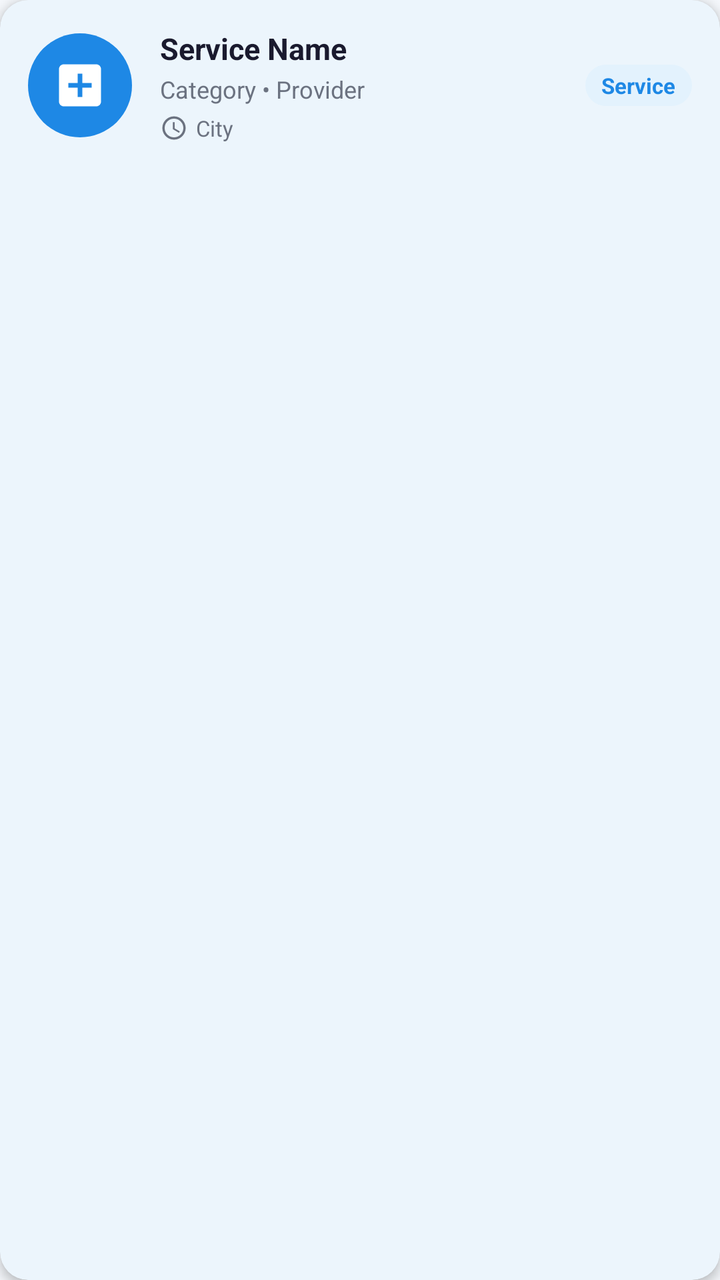
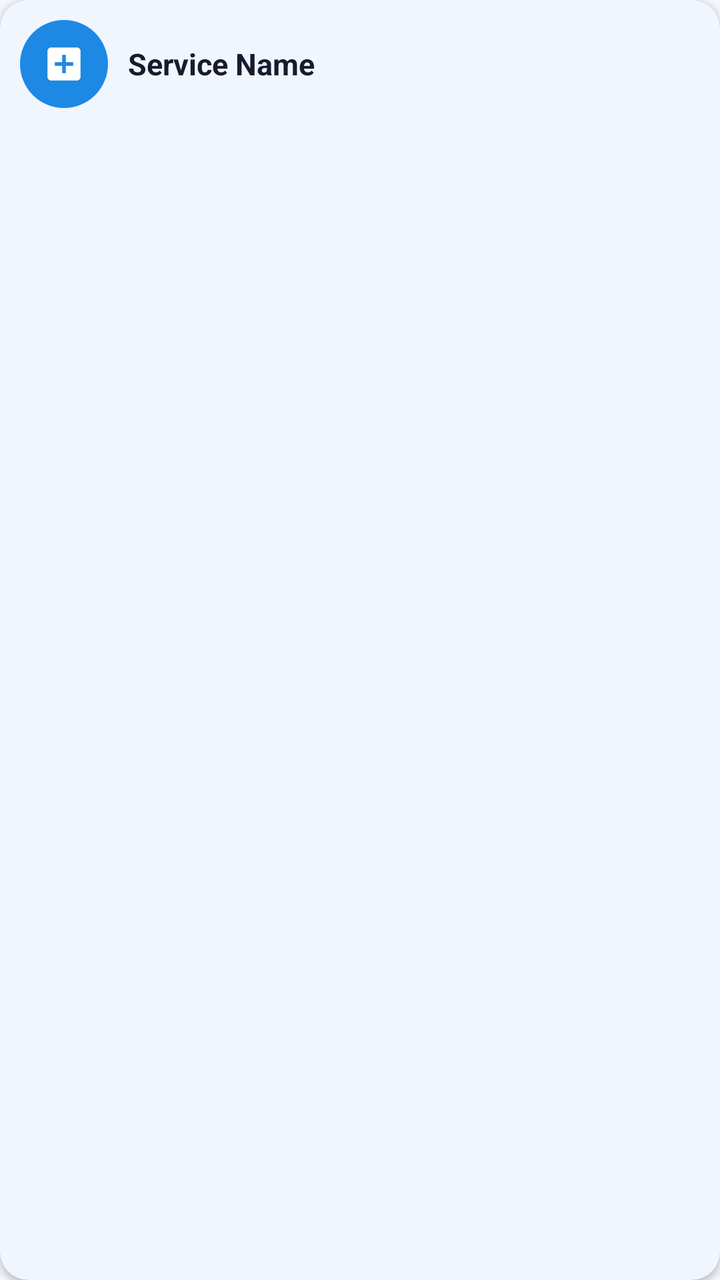

Compare the two renders of this Android layout. The source of the first and the diff that turns it into the second are given below.
<!-- AndroidManifest.xml: application theme Theme.QuickFix -->
<!-- res/layout/item_search_result.xml -->
<?xml version="1.0" encoding="utf-8"?>
<com.google.android.material.card.MaterialCardView
    xmlns:android="http://schemas.android.com/apk/res/android"
    xmlns:app="http://schemas.android.com/apk/res-auto"
    android:layout_width="match_parent"
    android:layout_height="wrap_content"
    android:layout_marginStart="16dp"
    android:layout_marginEnd="16dp"
    android:layout_marginBottom="10dp"
    app:cardCornerRadius="14dp"
    app:cardElevation="3dp"
    app:strokeWidth="0dp"
    android:clickable="true"
    android:focusable="true">

    <LinearLayout
        android:layout_width="match_parent"
        android:layout_height="wrap_content"
        android:orientation="horizontal"
        android:gravity="center_vertical"
        android:padding="14dp">

        
        <FrameLayout
            android:layout_width="52dp"
            android:layout_height="52dp"
            android:background="@drawable/bg_category_blue">
            <ImageView
                android:id="@+id/ivResultIcon"
                android:layout_width="28dp"
                android:layout_height="28dp"
                android:layout_gravity="center"
                android:src="@drawable/ic_book_service"
                android:contentDescription="Service" />
        </FrameLayout>

        
        <LinearLayout
            android:layout_width="0dp"
            android:layout_height="wrap_content"
            android:layout_weight="1"
            android:orientation="vertical"
            android:layout_marginStart="14dp">

            <TextView
                android:id="@+id/tvResultName"
                android:layout_width="wrap_content"
                android:layout_height="wrap_content"
                android:text="Service Name"
                android:textColor="@color/text_primary"
                android:textSize="15sp"
                android:textStyle="bold" />

            <ImageView
                android:id="@+id/ivResultVerified"
                android:layout_width="14dp"
                android:layout_height="14dp"
                android:layout_marginTop="2dp"
                android:src="@drawable/ic_check"
                app:tint="@color/primary"
                android:visibility="gone"
                android:contentDescription="Verified" />

            <TextView
                android:id="@+id/tvResultSubtitle"
                android:layout_width="wrap_content"
                android:layout_height="wrap_content"
                android:layout_marginTop="2dp"
                android:text="Category • Provider"
                android:textColor="@color/text_secondary"
                android:textSize="12sp" />

            <LinearLayout
                android:layout_width="wrap_content"
                android:layout_height="wrap_content"
                android:layout_marginTop="4dp"
                android:gravity="center_vertical"
                android:orientation="horizontal">

                <ImageView
                    android:layout_width="14dp"
                    android:layout_height="14dp"
                    android:src="@drawable/ic_location"
                    app:tint="@color/text_secondary"
                    android:contentDescription="City" />

                <TextView
                    android:id="@+id/tvResultCity"
                    android:layout_width="wrap_content"
                    android:layout_height="wrap_content"
                    android:layout_marginStart="4dp"
                    android:text="City"
                    android:textColor="@color/text_secondary"
                    android:textSize="11sp" />

                <TextView
                    android:id="@+id/tvResultRating"
                    android:layout_width="wrap_content"
                    android:layout_height="wrap_content"
                    android:layout_marginStart="10dp"
                    android:text="4.5"
                    android:textColor="@color/text_secondary"
                    android:textSize="11sp"
                    android:visibility="gone" />

                <TextView
                    android:id="@+id/tvResultDistance"
                    android:layout_width="wrap_content"
                    android:layout_height="wrap_content"
                    android:layout_marginStart="10dp"
                    android:text="2.1 km"
                    android:textColor="@color/text_secondary"
                    android:textSize="11sp"
                    android:visibility="gone" />
            </LinearLayout>

            <TextView
                android:id="@+id/tvResultAvailability"
                android:layout_width="wrap_content"
                android:layout_height="wrap_content"
                android:layout_marginTop="3dp"
                android:text="Available"
                android:textColor="@color/primary"
                android:textSize="11sp"
                android:textStyle="bold"
                android:visibility="gone" />

            <TextView
                android:id="@+id/tvResultPrice"
                android:layout_width="wrap_content"
                android:layout_height="wrap_content"
                android:layout_marginTop="3dp"
                android:text="₹0"
                android:textColor="@color/accent_orange"
                android:textSize="11sp"
                android:textStyle="bold"
                android:visibility="gone" />
        </LinearLayout>

        
        <TextView
            android:id="@+id/tvResultType"
            android:layout_width="wrap_content"
            android:layout_height="wrap_content"
            android:background="@drawable/bg_role_badge_user"
            android:paddingStart="8dp"
            android:paddingEnd="8dp"
            android:paddingTop="3dp"
            android:paddingBottom="3dp"
            android:text="Service"
            android:textColor="@color/primary"
            android:textSize="11sp"
            android:textStyle="bold" />

    </LinearLayout>

</com.google.android.material.card.MaterialCardView>
<!-- resources referenced by this layout -->
<resources>
  <color name="accent_orange">#FF7043</color>
  <color name="primary">#1E88E5</color>
  <color name="text_primary">#1A1A2E</color>
  <color name="text_secondary">#6B7280</color>
  <!-- drawable bg_category_blue (drawable) -->
  <?xml version="1.0" encoding="utf-8"?>
  <shape xmlns:android="http://schemas.android.com/apk/res/android"
      android:shape="oval">
      <solid android:color="@color/primary" />
  </shape>
  <!-- drawable bg_role_badge_user (drawable) -->
  <?xml version="1.0" encoding="utf-8"?>
  <shape xmlns:android="http://schemas.android.com/apk/res/android"
      android:shape="rectangle">
      <solid android:color="#E3F2FD" />
      <corners android:radius="20dp" />
  </shape>
  <!-- drawable ic_book_service (drawable) -->
  <vector xmlns:android="http://schemas.android.com/apk/res/android"
      android:width="28dp"
      android:height="28dp"
      android:viewportWidth="24"
      android:viewportHeight="24">
      <path android:fillColor="#FFFFFF"
          android:pathData="M19,3H5C3.9,3 3,3.9 3,5v14c0,1.1 0.9,2 2,2h14c1.1,0 2,-0.9 2,-2V5C21,3.9 20.1,3 19,3zM17,13h-4v4h-2v-4H7v-2h4V7h2v4h4V13z"/>
  </vector>
  <!-- drawable ic_check (drawable) -->
  <vector xmlns:android="http://schemas.android.com/apk/res/android"
      android:width="24dp"
      android:height="24dp"
      android:viewportWidth="24"
      android:viewportHeight="24">
      <path
          android:fillColor="#FFFFFF"
          android:pathData="M9,16.17L4.83,12l-1.42,1.41L9,19 21,7l-1.41,-1.41z"/>
  </vector>
  <!-- drawable ic_location (drawable) -->
  <?xml version="1.0" encoding="utf-8"?>
  <vector xmlns:android="http://schemas.android.com/apk/res/android"
      android:width="24dp"
      android:height="24dp"
      android:viewportWidth="24"
      android:viewportHeight="24">
      <path
          android:fillColor="#666666"
          android:pathData="M12,2C6.48,2 2,6.48 2,12s4.48,10 10,10 10,-4.48 10,-10S17.52,2 12,2zM12,20c-4.42,0 -8,-3.58 -8,-8s3.58,-8 8,-8 8,3.58 8,8 -3.58,8 -8,8zM12.5,7H11v6l5.25,3.15 0.75,-1.23 -4.5,-2.67z"/>
  </vector>
  <style name="Theme.QuickFix" parent="Base.Theme.QuickFix" />
  <color name="primary_dark">#1565C0</color>
  <color name="accent_green">#43A047</color>
  <color name="screen_background">#F4F7FB</color>
  <color name="card_bg">#FFFFFF</color>
  <color name="surface_variant">#F5F7FA</color>
  <color name="divider">#E5E7EB</color>
  <style name="Theme.QuickFix.AdminDialog" parent="ThemeOverlay.Material3.MaterialAlertDialog">
          <item name="colorSurface">@color/card_bg</item>
          <item name="colorOnSurface">@color/text_primary</item>
          <item name="colorOutline">@color/divider</item>
      </style>
  <style name="Theme.QuickFix.BottomSheet" parent="ThemeOverlay.Material3.BottomSheetDialog">
          <item name="colorSurface">@color/card_bg</item>
          <item name="colorOnSurface">@color/text_primary</item>
          <item name="android:colorBackground">@color/card_bg</item>
      </style>
  <style name="Widget.QuickFix.Button" parent="Widget.Material3.Button">
          <item name="backgroundTint">@color/primary</item>
          <item name="android:textColor">@color/white</item>
      </style>
  <style name="Widget.QuickFix.Chip.Filter" parent="Widget.Material3.Chip.Filter">
          <item name="chipBackgroundColor">@color/surface_variant</item>
          <item name="android:textColor">@color/text_primary</item>
          <item name="checkedIconTint">@color/primary</item>
      </style>
  <color name="white">#FFFFFFFF</color>
  <color name="input_background">#FFFFFF</color>
  <color name="input_stroke">#1E88E5</color>
  <color name="error_red">#D32F2F</color>
  <color name="input_hint">#6B7280</color>
  <color name="input_icon">#455A64</color>
  <!-- unchanged entries left out for length: 2 -->
</resources>

<!-- the commit's change to res/layout/item_search_result.xml (unified diff, before → after) -->
@@ -6,9 +6,9 @@
     android:layout_height="wrap_content"
     android:layout_marginStart="16dp"
     android:layout_marginEnd="16dp"
-    android:layout_marginBottom="10dp"
+    android:layout_marginBottom="8dp"
     app:cardCornerRadius="14dp"
-    app:cardElevation="3dp"
+    app:cardElevation="2dp"
     app:strokeWidth="0dp"
     android:clickable="true"
     android:focusable="true">
@@ -18,17 +18,18 @@
         android:layout_height="wrap_content"
         android:orientation="horizontal"
         android:gravity="center_vertical"
-        android:padding="14dp">
+        android:minHeight="64dp"
+        android:padding="10dp">
 
         
         <FrameLayout
-            android:layout_width="52dp"
-            android:layout_height="52dp"
+            android:layout_width="44dp"
+            android:layout_height="44dp"
             android:background="@drawable/bg_category_blue">
             <ImageView
                 android:id="@+id/ivResultIcon"
-                android:layout_width="28dp"
-                android:layout_height="28dp"
+                android:layout_width="22dp"
+                android:layout_height="22dp"
                 android:layout_gravity="center"
                 android:src="@drawable/ic_book_service"
                 android:contentDescription="Service" />
@@ -40,7 +41,7 @@
             android:layout_height="wrap_content"
             android:layout_weight="1"
             android:orientation="vertical"
-            android:layout_marginStart="14dp">
+            android:layout_marginStart="10dp">
 
             <TextView
                 android:id="@+id/tvResultName"
@@ -49,7 +50,9 @@
                 android:text="Service Name"
                 android:textColor="@color/text_primary"
                 android:textSize="15sp"
-                android:textStyle="bold" />
+                android:textStyle="bold"
+                android:maxLines="2"
+                android:ellipsize="end" />
 
             <ImageView
                 android:id="@+id/ivResultVerified"
@@ -68,14 +71,16 @@
                 android:layout_marginTop="2dp"
                 android:text="Category • Provider"
                 android:textColor="@color/text_secondary"
-                android:textSize="12sp" />
+                android:textSize="12sp"
+                android:visibility="gone" />
 
             <LinearLayout
                 android:layout_width="wrap_content"
                 android:layout_height="wrap_content"
                 android:layout_marginTop="4dp"
                 android:gravity="center_vertical"
-                android:orientation="horizontal">
+                android:orientation="horizontal"
+                android:visibility="gone">
 
                 <ImageView
                     android:layout_width="14dp"
@@ -100,8 +105,7 @@
                     android:layout_marginStart="10dp"
                     android:text="4.5"
                     android:textColor="@color/text_secondary"
-                    android:textSize="11sp"
-                    android:visibility="gone" />
+                    android:textSize="11sp" />
 
                 <TextView
                     android:id="@+id/tvResultDistance"
@@ -110,8 +114,7 @@
                     android:layout_marginStart="10dp"
                     android:text="2.1 km"
                     android:textColor="@color/text_secondary"
-                    android:textSize="11sp"
-                    android:visibility="gone" />
+                    android:textSize="11sp" />
             </LinearLayout>
 
             <TextView
@@ -150,7 +153,8 @@
             android:text="Service"
             android:textColor="@color/primary"
             android:textSize="11sp"
-            android:textStyle="bold" />
+            android:textStyle="bold"
+            android:visibility="gone" />
 
     </LinearLayout>
 
